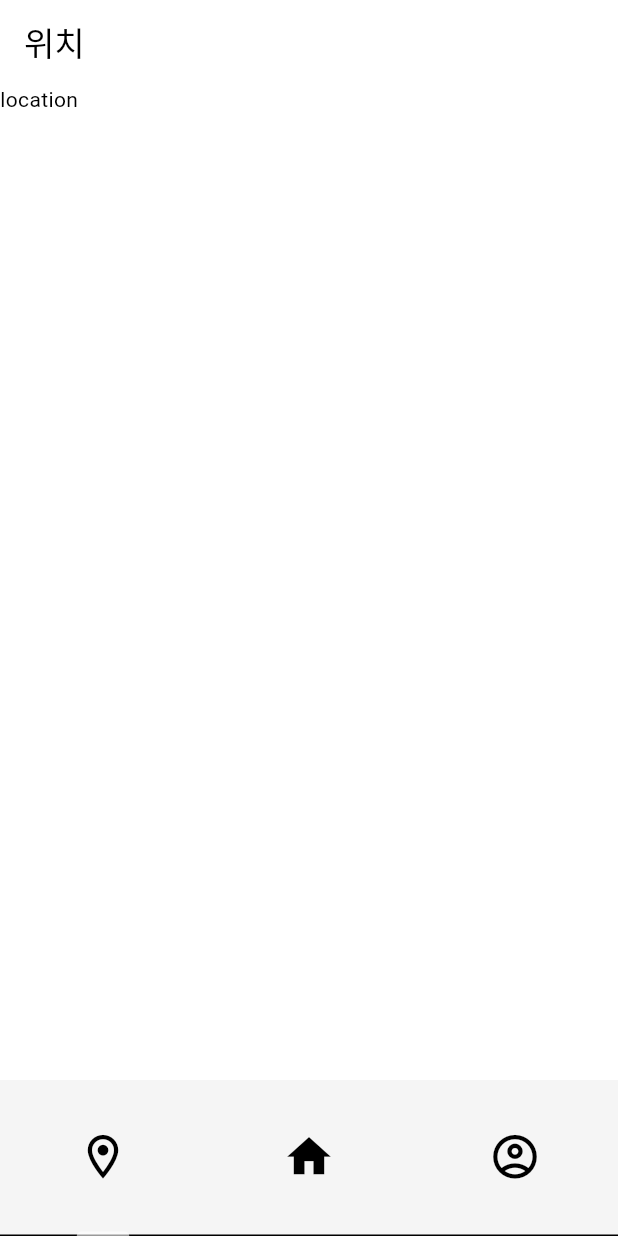
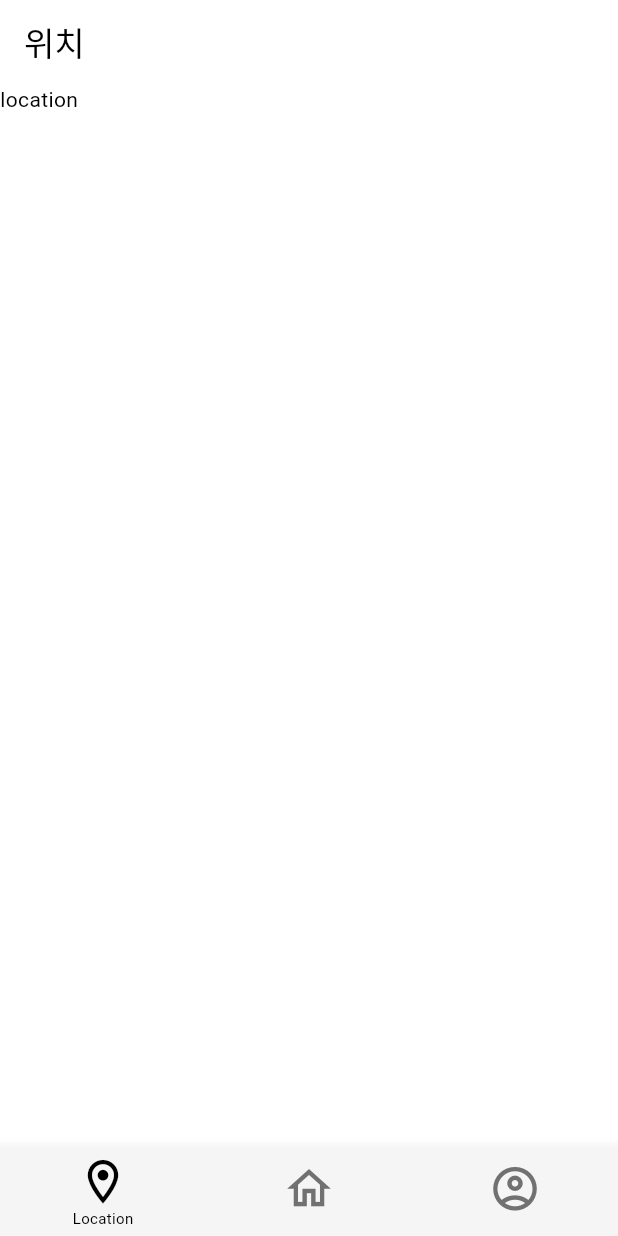
Before and after one commit to AntiHeimer/front, a Flutter app: the screen it shows after launch, on a phone screen of 412 x 824 dp. Run offline on Flutter 3.47's test engine with Material 3 defaults, Android fonts, the phone set to English and light mode, and no system bars; our stand-ins replace flutter_dotenv.

```diff
--- a/lib/main.dart
+++ b/lib/main.dart
@@ -1,7 +1,6 @@
 import 'package:anti_heimer/Account/page/account_page.dart';
 import 'package:anti_heimer/Home/page/home_page.dart';
 import 'package:anti_heimer/Location/page/location_page.dart';
-import 'package:anti_heimer/Main/component/bottom_bar.dart';
 import 'package:flutter/material.dart';
 import 'package:flutter_dotenv/flutter_dotenv.dart';
 
@@ -15,6 +14,19 @@ class MyApp extends StatefulWidget {
 }
 
 class _MyAppState extends State<MyApp> {
+  int _selectedIndex = 0;
+  final List<Widget> _pages = [
+    LocationPage(),
+    HomePage(),
+    AccountPage(),
+  ];
+
+  void _onItemTapped(int index) {
+    setState(() {
+      _selectedIndex = index;
+    });
+  }
+
   @override
   Widget build(BuildContext context) {
     return MaterialApp(
@@ -26,25 +38,39 @@ class _MyAppState extends State<MyApp> {
         colorScheme: const ColorScheme.light(
             primary: Colors.white60, secondary: Colors.black),
       ),
-      home: DefaultTabController(
-        length: 3,
-        child: Scaffold(
-          resizeToAvoidBottomInset: false,
-          body: TabBarView(
-            physics: NeverScrollableScrollPhysics(),
-            children: <Widget>[
-              Container(
-                child: LocationPage(),
-              ),
-              Container(
-                child: HomePage(),
-              ),
-              Container(
-                child: AccountPage(),
-              ),
-            ],
-          ),
-          bottomNavigationBar: BottomBar(),
+      home: Scaffold(
+        resizeToAvoidBottomInset: false,
+        body: _pages[_selectedIndex],
+        bottomNavigationBar: BottomNavigationBar(
+          currentIndex: _selectedIndex,
+          onTap: _onItemTapped,
+          backgroundColor: const Color.fromRGBO(245, 245, 245, 1),
+          selectedItemColor: Colors.black,
+          selectedFontSize: 10,
+          unselectedItemColor: const Color.fromRGBO(113, 113, 113, 1),
+          unselectedFontSize: 10,
+          showSelectedLabels: true,
+          showUnselectedLabels: false,
+          items: const [
+            BottomNavigationBarItem(
+                icon: Icon(
+                  Icons.location_on_outlined,
+                  size: 35,
+                ),
+                label: 'Location'),
+            BottomNavigationBarItem(
+                icon: Icon(
+                  Icons.home_outlined,
+                  size: 35,
+                ),
+                label: 'Home'),
+            BottomNavigationBarItem(
+                icon: Icon(
+                  Icons.account_circle_outlined,
+                  size: 35,
+                ),
+                label: 'Account'),
+          ],
         ),
       ),
     );
```
